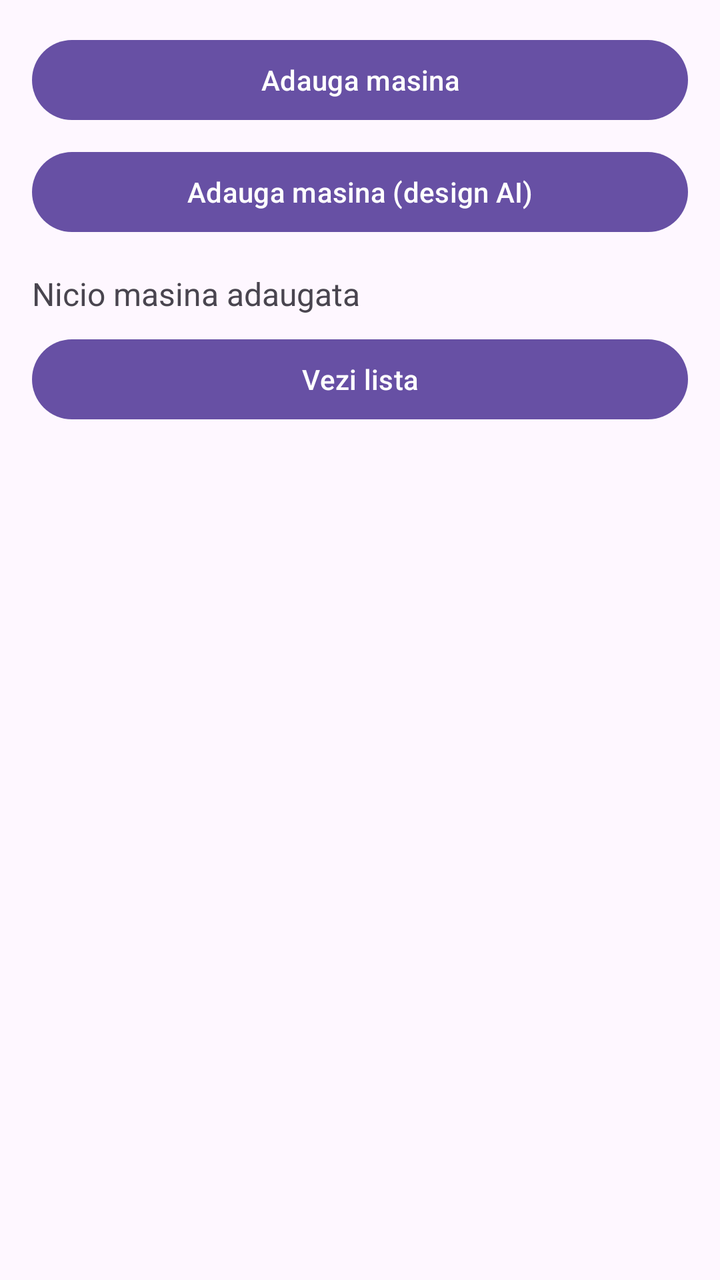
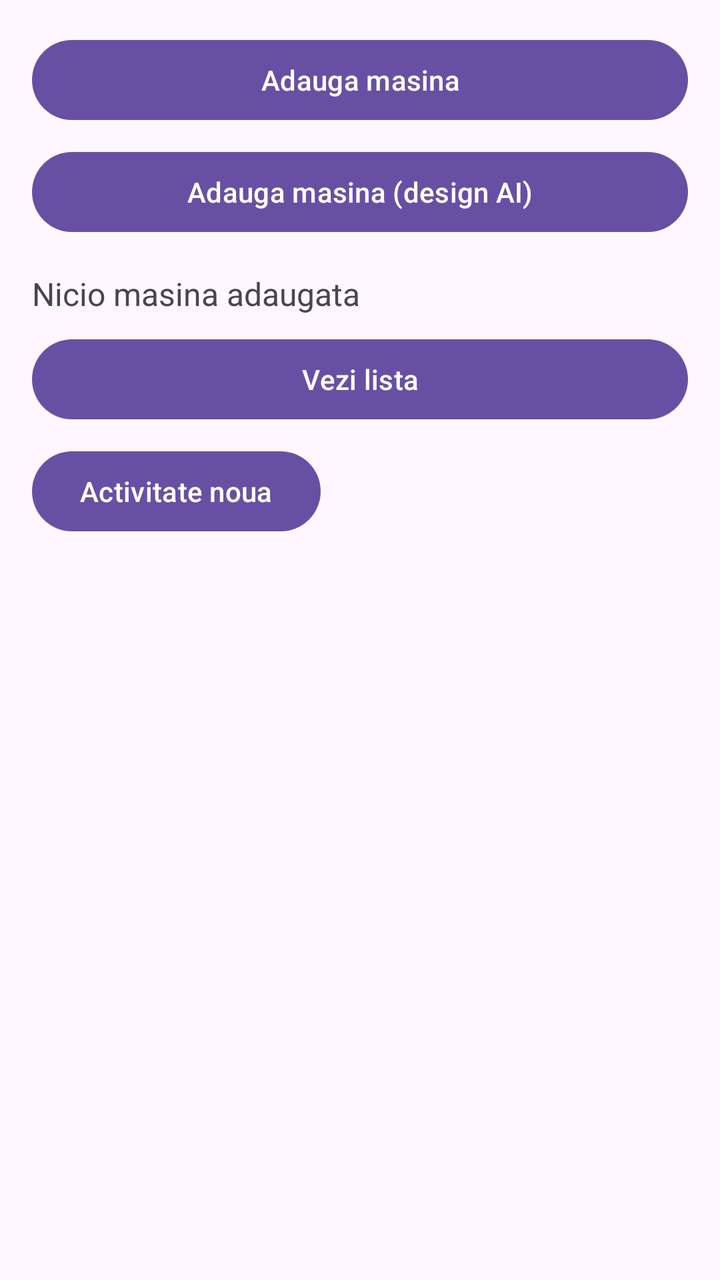

Before-and-after screenshots of an Android layout around one commit, followed by the original layout XML and the change that was made.
<!-- AndroidManifest.xml: application theme Theme.DAM_SEMINAR -->
<!-- res/layout/activity_main.xml -->
<?xml version="1.0" encoding="utf-8"?>
<LinearLayout xmlns:android="http://schemas.android.com/apk/res/android"
    xmlns:tools="http://schemas.android.com/tools"
    android:id="@+id/main"
    android:layout_width="match_parent"
    android:layout_height="match_parent"
    android:orientation="vertical"
    android:padding="16dp"
    tools:context=".MainActivity">

    <Button
        android:id="@+id/btnAdauga"
        android:layout_width="match_parent"
        android:layout_height="wrap_content"
        android:text="Adauga masina" />

    <Button
        android:id="@+id/btnAdaugaAI"
        android:layout_width="match_parent"
        android:layout_height="wrap_content"
        android:layout_marginTop="8dp"
        android:text="Adauga masina (design AI)" />

    <TextView
        android:id="@+id/tvRezultat"
        android:layout_width="match_parent"
        android:layout_height="wrap_content"
        android:layout_marginTop="16dp"
        android:textSize="16sp"
        android:text="Nicio masina adaugata" />

    <Button
        android:id="@+id/btnLista"
        android:layout_width="match_parent"
        android:layout_height="wrap_content"
        android:layout_marginTop="8dp"
        android:text="Vezi lista"  />

</LinearLayout>
<!-- resources referenced by this layout -->
<resources>
  <style name="Theme.DAM_SEMINAR" parent="Base.Theme.DAM_SEMINAR" />
  <style name="Base.Theme.DAM_SEMINAR" parent="Theme.Material3.DayNight.NoActionBar">
          
          
      </style>
</resources>

<!-- the commit's change to res/layout/activity_main.xml (unified diff, before → after) -->
@@ -36,4 +36,13 @@
         android:layout_marginTop="8dp"
         android:text="Vezi lista"  />
 
+    <Button
+        android:id="@+id/btnNewActivity"
+        android:layout_width="wrap_content"
+        android:layout_height="wrap_content"
+        android:layout_marginTop="8dp"
+        android:text="Activitate noua" />
+
+
+
 </LinearLayout>
